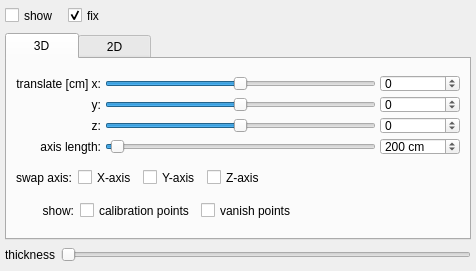
The window that src/ui/main-windows/coordinateSystemBox.ui (ped-dyn-emp/PeTrack) describes before a commit, drawn with Qt 5.
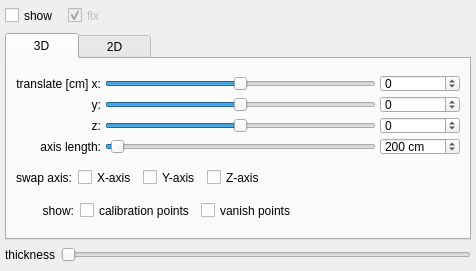
The same window after the commit. Custom widgets are drawn as their Qt base class.

```diff
--- a/src/ui/main-windows/coordinateSystemBox.ui
+++ b/src/ui/main-windows/coordinateSystemBox.ui
@@ -70,6 +70,9 @@
      </item>
      <item row="0" column="1">
       <widget class="QCheckBox" name="coordFix">
+       <property name="enabled">
+        <bool>false</bool>
+       </property>
        <property name="minimumSize">
         <size>
          <width>0</width>
```
